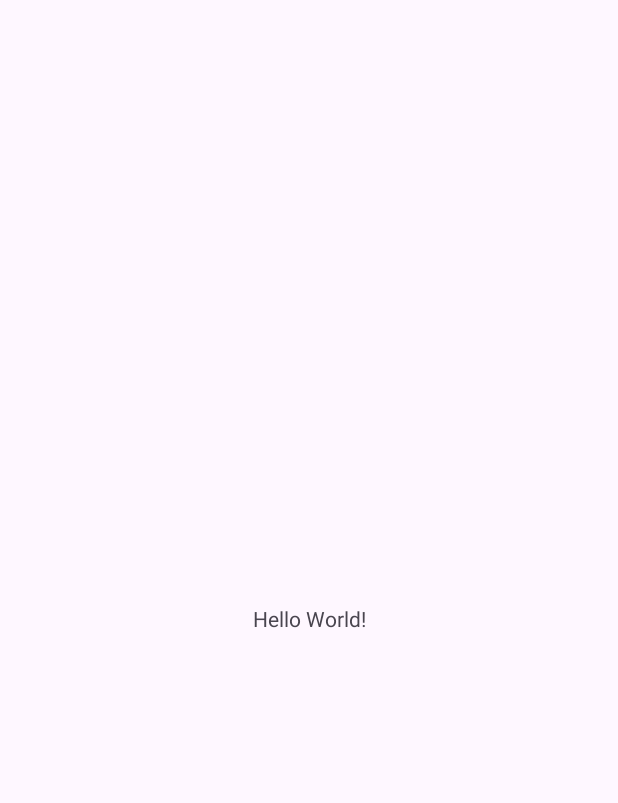
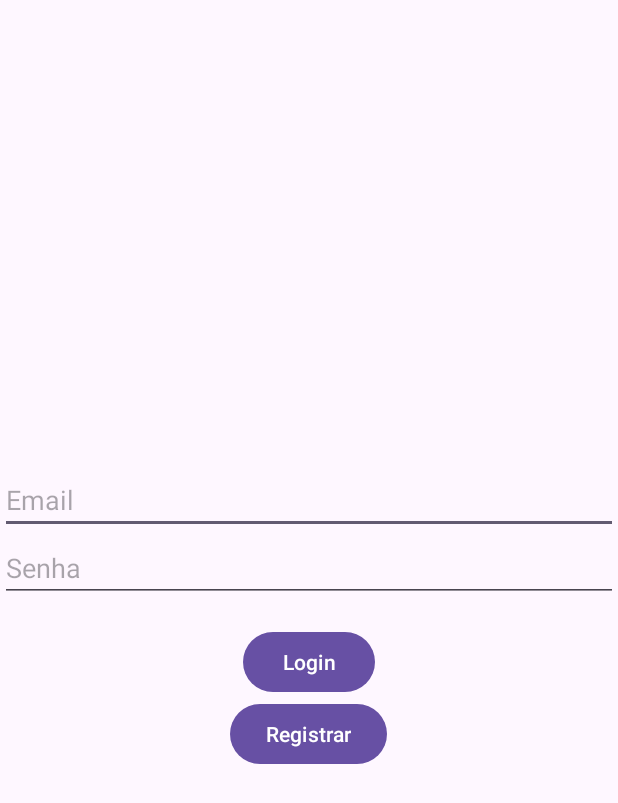
Before and after one commit to joselucas0/AgendaMob, an Android app: the screen it shows after launch (MainActivity), on a phone screen of 412 x 824 dp. Before the commit the part shown is almost empty. Shown: the top 803 px of the screen. Run offline under Robolectric (Android 15) with nearby library versions, the phone set to English and light mode, and no system bars; our stand-ins replace Room's generated code.

Commit message:
feat: adicionado login de usuario com roomDB

```diff
--- a/app/build.gradle.kts
+++ b/app/build.gradle.kts
@@ -29,7 +29,6 @@ android {
 }
 
 dependencies {
-
     implementation(libs.appcompat)
     implementation(libs.material)
     implementation(libs.activity)
@@ -37,4 +36,7 @@ dependencies {
     testImplementation(libs.junit)
     androidTestImplementation(libs.ext.junit)
     androidTestImplementation(libs.espresso.core)
+    implementation("androidx.room:room-common:2.4.2")
+    implementation("androidx.room:room-runtime:2.4.2")
+    annotationProcessor("androidx.room:room-compiler:2.4.2")
 }
--- a/app/src/main/AndroidManifest.xml
+++ b/app/src/main/AndroidManifest.xml
@@ -21,6 +21,11 @@
                 <category android:name="android.intent.category.LAUNCHER" />
             </intent-filter>
         </activity>
+
+        <activity android:name=".LoginFragment"/>
+        <activity android:name=".RegisterFragment"/>
+        <activity android:name=".LoginSuccessFragment"/>
+
     </application>
 
 </manifest>
--- /dev/null
+++ b/app/src/main/java/com/example/agendamob/AppDatabase.java
@@ -0,0 +1,26 @@
+package com.example.agendamob;
+
+
+import android.content.Context;
+
+import androidx.room.Database;
+import androidx.room.Room;
+import androidx.room.RoomDatabase;
+import com.example.agendamob.UserDao;
+
+@Database(entities = {User.class}, version = 1, exportSchema = false)
+public abstract class AppDatabase extends RoomDatabase {
+    private static AppDatabase instance;
+
+    public abstract UserDao userDao();
+
+    public static synchronized AppDatabase getInstance(Context context) {
+        if (instance == null) {
+            instance = Room.databaseBuilder(context.getApplicationContext(),
+                            AppDatabase.class, "app_database")
+                    .fallbackToDestructiveMigration()
+                    .build();
+        }
+        return instance;
+    }
+}
--- /dev/null
+++ b/app/src/main/java/com/example/agendamob/LoginFragment.java
@@ -0,0 +1,89 @@
+package com.example.agendamob;
+
+import android.os.AsyncTask;
+import android.os.Bundle;
+import android.view.LayoutInflater;
+import android.view.View;
+import android.view.ViewGroup;
+import android.widget.Button;
+import android.widget.EditText;
+import android.widget.Toast;
+
+import androidx.fragment.app.Fragment;
+
+public class LoginFragment extends Fragment {
+    private EditText etEmail, etPassword;
+    private Button btnLogin, btnRegister;
+    private AppDatabase db;
+
+    @Override
+    public View onCreateView(LayoutInflater inflater, ViewGroup container, Bundle savedInstanceState) {
+        View view = inflater.inflate(R.layout.fragment_login, container, false);
+
+        etEmail = view.findViewById(R.id.et_email);
+        etPassword = view.findViewById(R.id.et_password);
+        btnLogin = view.findViewById(R.id.btn_login);
+        btnRegister = view.findViewById(R.id.btn_register);
+
+        // Inicializa o banco de dados
+        db = AppDatabase.getInstance(requireContext());
+
+        btnLogin.setOnClickListener(new View.OnClickListener() {
+            @Override
+            public void onClick(View v) {
+                login();
+            }
+        });
+
+        btnRegister.setOnClickListener(new View.OnClickListener() {
+            @Override
+            public void onClick(View v) {
+                // Navega para a tela de cadastro
+                requireActivity().getSupportFragmentManager().beginTransaction()
+                        .replace(R.id.fragment_container, new RegisterFragment())
+                        .addToBackStack(null)
+                        .commit();
+            }
+        });
+
+        return view;
+    }
+
+    private void login() {
+        String email = etEmail.getText().toString().trim();
+        String password = etPassword.getText().toString().trim();
+
+        if (email.isEmpty() || password.isEmpty()) {
+            Toast.makeText(requireContext(), "Por favor, preencha todos os campos!", Toast.LENGTH_SHORT).show();
+            return;
+        }
+
+        // Realiza o login em uma thread separada
+        new LoginTask().execute(email, password);
+    }
+
+    private class LoginTask extends AsyncTask<String, Void, User> {
+
+        @Override
+        protected User doInBackground(String... strings) {
+            String email = strings[0];
+            String password = strings[1];
+            return db.userDao().login(email, password);
+        }
+
+        @Override
+        protected void onPostExecute(User user) {
+            if (user != null) {
+                // Login bem sucedido, navegue para a próxima tela ou realize a ação desejada
+                Toast.makeText(requireContext(), "Login bem sucedido!", Toast.LENGTH_SHORT).show();
+                requireActivity().getSupportFragmentManager().beginTransaction()
+                        .replace(R.id.fragment_container, new LoginSuccessFragment())
+                        .addToBackStack(null)
+                        .commit();
+            } else {
+                // Falha no login, exiba uma mensagem de erro
+                Toast.makeText(requireContext(), "Credenciais inválidas", Toast.LENGTH_SHORT).show();
+            }
+        }
+    }
+}
--- a/app/src/main/java/com/example/agendamob/MainActivity.java
+++ b/app/src/main/java/com/example/agendamob/MainActivity.java
@@ -9,16 +9,14 @@ import androidx.core.view.ViewCompat;
 import androidx.core.view.WindowInsetsCompat;
 
 public class MainActivity extends AppCompatActivity {
-
     @Override
     protected void onCreate(Bundle savedInstanceState) {
         super.onCreate(savedInstanceState);
-        EdgeToEdge.enable(this);
         setContentView(R.layout.activity_main);
-        ViewCompat.setOnApplyWindowInsetsListener(findViewById(R.id.main), (v, insets) -> {
-            Insets systemBars = insets.getInsets(WindowInsetsCompat.Type.systemBars());
-            v.setPadding(systemBars.left, systemBars.top, systemBars.right, systemBars.bottom);
-            return insets;
-        });
+
+        // Inicia a tela de login ao abrir o aplicativo
+        getSupportFragmentManager().beginTransaction()
+                .replace(R.id.fragment_container, new LoginFragment())
+                .commit();
     }
 }
--- /dev/null
+++ b/app/src/main/java/com/example/agendamob/UserDao.java
@@ -0,0 +1,36 @@
+package com.example.agendamob;
+
+import androidx.room.Dao;
+import androidx.room.Delete;
+import androidx.room.Insert;
+import androidx.room.Query;
+import androidx.room.Update;
+
+import java.util.List;
+
+@Dao
+public interface UserDao {
+    @Insert
+    void insert(User user);
+
+    @Update
+    void update(User user);
+
+    @Delete
+    void delete(User user);
+
+    @Query("SELECT * FROM users")
+    List<User> getAllUsers();
+
+    @Query("SELECT * FROM users WHERE id = :id")
+    User getUserById(int id);
+
+    @Query("SELECT * FROM users WHERE email = :email")
+    User getUserByEmail(String email);
+
+    @Query("SELECT * FROM users WHERE email = :email AND password = :password")
+    User login(String email, String password);
+
+    @Query("SELECT * FROM users WHERE email = :email")
+    User findByEmail(String email);
+}
--- a/app/src/main/res/layout/activity_main.xml
+++ b/app/src/main/res/layout/activity_main.xml
@@ -1,19 +1,5 @@
-<?xml version="1.0" encoding="utf-8"?>
-<androidx.constraintlayout.widget.ConstraintLayout xmlns:android="http://schemas.android.com/apk/res/android"
-    xmlns:app="http://schemas.android.com/apk/res-auto"
-    xmlns:tools="http://schemas.android.com/tools"
-    android:id="@+id/main"
+<!-- activity_main.xml -->
+<FrameLayout xmlns:android="http://schemas.android.com/apk/res/android"
+    android:id="@+id/fragment_container"
     android:layout_width="match_parent"
-    android:layout_height="match_parent"
-    tools:context=".MainActivity">
-
-    <TextView
-        android:layout_width="wrap_content"
-        android:layout_height="wrap_content"
-        android:text="Hello World!"
-        app:layout_constraintBottom_toBottomOf="parent"
-        app:layout_constraintEnd_toEndOf="parent"
-        app:layout_constraintStart_toStartOf="parent"
-        app:layout_constraintTop_toTopOf="parent" />
-
-</androidx.constraintlayout.widget.ConstraintLayout>
+    android:layout_height="match_parent" />
--- /dev/null
+++ b/app/src/main/res/layout/fragment_login.xml
@@ -0,0 +1,34 @@
+<!-- fragment_login.xml -->
+<LinearLayout xmlns:android="http://schemas.android.com/apk/res/android"
+    android:layout_width="match_parent"
+    android:layout_height="match_parent"
+    android:gravity="center"
+    android:orientation="vertical">
+
+    <EditText
+        android:id="@+id/et_email"
+        android:layout_width="match_parent"
+        android:layout_height="wrap_content"
+        android:hint="Email"
+        android:inputType="textEmailAddress" />
+
+    <EditText
+        android:id="@+id/et_password"
+        android:layout_width="match_parent"
+        android:layout_height="wrap_content"
+        android:hint="Senha"
+        android:inputType="textPassword" />
+
+    <Button
+        android:id="@+id/btn_login"
+        android:layout_width="wrap_content"
+        android:layout_height="wrap_content"
+        android:text="Login"
+        android:layout_marginTop="16dp" />
+
+    <Button
+        android:id="@+id/btn_register"
+        android:layout_width="wrap_content"
+        android:layout_height="wrap_content"
+        android:text="Registrar" />
+</LinearLayout>
--- a/gradle/libs.versions.toml
+++ b/gradle/libs.versions.toml
@@ -7,6 +7,7 @@ appcompat = "1.6.1"
 material = "1.11.0"
 activity = "1.8.0"
 constraintlayout = "2.1.4"
+roomCommon = "2.6.1"
 
 [libraries]
 junit = { group = "junit", name = "junit", version.ref = "junit" }
@@ -16,6 +17,7 @@ appcompat = { group = "androidx.appcompat", name = "appcompat", version.ref = "a
 material = { group = "com.google.android.material", name = "material", version.ref = "material" }
 activity = { group = "androidx.activity", name = "activity", version.ref = "activity" }
 constraintlayout = { group = "androidx.constraintlayout", name = "constraintlayout", version.ref = "constraintlayout" }
+room-common = { group = "androidx.room", name = "room-common", version.ref = "roomCommon" }
 
 [plugins]
 androidApplication = { id = "com.android.application", version.ref = "agp" }
```
Also changed, not shown: app/src/main/java/com/example/agendamob/LoginSuccessFragment.java (added, +35 -0 lines), app/src/main/java/com/example/agendamob/RegisterFragment.java (added, +94 -0 lines), app/src/main/java/com/example/agendamob/User.java (added, +52 -0 lines), app/src/main/res/layout/fragment_login_success.xml (added, +22 -0 lines), app/src/main/res/layout/fragment_register.xml (added, +28 -0 lines).
